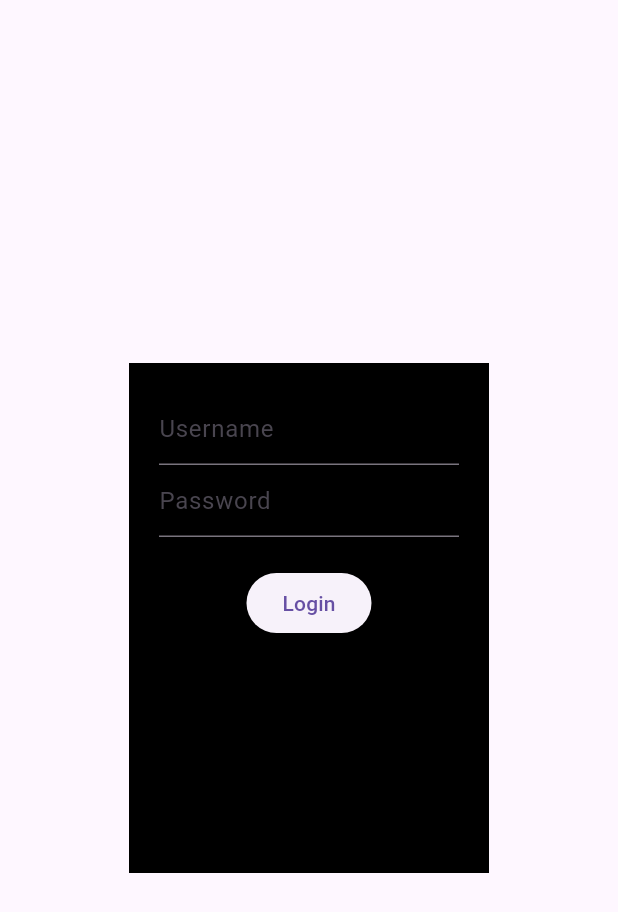
After one commit to vishesh0306/crm_application, a Flutter app: the Login screen opened directly, after a tap on "Login", on a phone screen of 412 x 824 dp. The commit adds this screen. Shown: the top 912 px of the screen. Run offline on Flutter 3.47's test engine with Material 3 defaults, Android fonts, the phone set to English and light mode, and no system bars; network calls fail.

Commit message:
login page created

```diff
--- /dev/null
+++ b/lib/baseurl.dart
@@ -0,0 +1,4 @@
+
+class BaseUrl{
+  static const String baseUrl = 'https://de04-103-212-90-199.ngrok-free.app';
+}
--- /dev/null
+++ b/lib/login.dart
@@ -0,0 +1,122 @@
+import 'dart:convert';
+import 'package:flutter/material.dart';
+import 'package:http/http.dart' as http;
+import 'Dashboard.dart';
+import 'baseurl.dart';
+
+class Login extends StatefulWidget {
+  const Login({Key? key}) : super(key: key);
+
+  @override
+  State<Login> createState() => _LoginState();
+}
+
+class _LoginState extends State<Login> {
+  final TextEditingController _emailController = TextEditingController();
+  final TextEditingController _passwordController = TextEditingController();
+
+  bool check = false;
+  late String token;
+
+  @override
+  Widget build(BuildContext context) {
+    return Scaffold(
+      body: Center(
+        child: Container(
+          color: Colors.black,
+          child: Padding(
+            padding: const EdgeInsets.all(20.0),
+            child: SizedBox(
+              height: 300,
+              width: 200,
+              child: Column(
+                children: [
+                  TextField(
+                    controller: _emailController,
+                    decoration: InputDecoration(hintText: 'Username'),
+                    style: TextStyle(color: Colors.white),
+                  ),
+                  TextField(
+                    controller: _passwordController,
+                    decoration: InputDecoration(hintText: 'Password'),
+                    style: TextStyle(color: Colors.white),
+                    obscureText: true,
+                  ),
+                  SizedBox(height: 20),
+                  ElevatedButton(
+                    onPressed: () {
+                      logintry();
+                    },
+                    child: Text("Login"),
+                  ),
+                ],
+              ),
+            ),
+          ),
+        ),
+      ),
+    );
+  }
+
+  Future<void> login() async {
+    try {
+      print(_emailController.text);
+      print(_passwordController.text);
+
+      var url = Uri.parse('${BaseUrl.baseUrl}/auth/login');
+      var body = json.encode({
+        "email": _emailController.text,
+        "password": _passwordController.text,
+      });
+
+      var response = await http.post(
+        url,
+        headers: {"Content-Type": "application/json"},
+        body: body,
+      );
+
+      print('Response status: ${response.statusCode}');
+      if (response.statusCode == 200) {
+        WidgetsBinding.instance.addPostFrameCallback((_) {
+          showModalBottomSheet(
+            context: context,
+            builder: (context) => const SizedBox(
+              height: 100,
+              child: Center(child: Text("Logged in successfully")),
+            ),
+          );
+        });
+        print("Login successful");
+
+        setState(() {
+          check = true;
+        });
+
+      } else {
+        print("Login failed with status: ${response.statusCode}");
+      }
+      print('Response body: ${response.body}');
+      setState(() {
+        token = jsonDecode(response.body)['token'];
+      });
+      print('Response token: ${token}');
+    } catch (e) {
+      print('Error during login: $e');
+    }
+  }
+
+  Future<void> logintry() async {
+    showDialog(
+      context: context,
+      builder: (context) {
+        return const Center(
+          child: CircularProgressIndicator(),
+        );
+      },
+    );
+    await login();
+    Navigator.of(context).pop();
+    check? Navigator.pushReplacement(context, MaterialPageRoute(builder: (context)=> DashboardPage())):
+    print("error");
+  }
+}
--- a/lib/main.dart
+++ b/lib/main.dart
@@ -14,6 +14,7 @@ class MyApp extends StatelessWidget {
         primarySwatch: Colors.blue,
       ),
       home: DashboardPage(),
+      debugShowCheckedModeBanner: false,
     );
   }
 }
```
